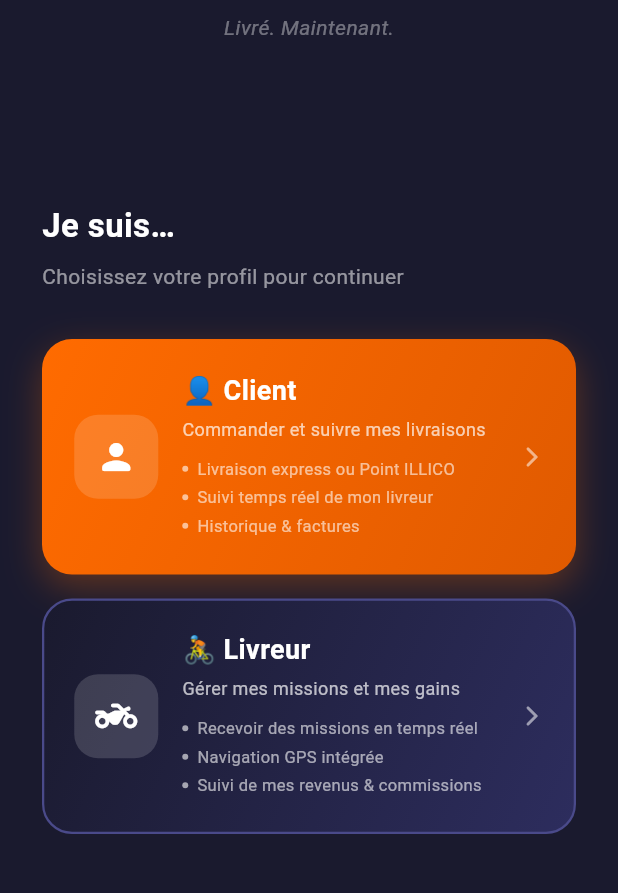
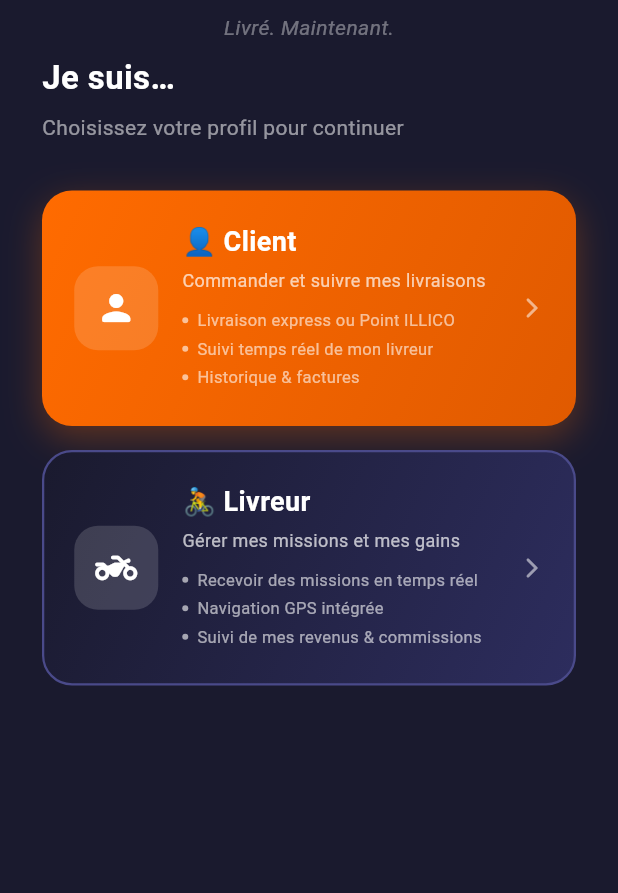
Before and after one commit to MohamedF2001/illico_projet, a Flutter app: the screen it shows after launch, on a phone screen of 412 x 824 dp, the part 342-1235 px from its top. Run offline on Flutter 3.47's test engine with Material 3 defaults, Android fonts, the phone set to English and light mode, and no system bars; our stand-ins replace dio, equatable, flutter_riverpod, fpdart, freezed_annotation, go_router and 1 more.

Commit message:
coté client

```diff
--- a/illico_mobile/lib/core/config/app_config.dart
+++ b/illico_mobile/lib/core/config/app_config.dart
@@ -17,7 +17,9 @@ class AppConfig {
   // Développement Android : http://10.0.2.2:3000/api
   // Développement iOS     : http://localhost:3000/api
   // Production            : https://illico-delivery.vercel.app/api
-  static const String baseUrl = 'http://10.0.2.2:3000/api';
+  //static const String baseUrl = 'http://10.0.2.2:3000/api';
+  //static const String baseUrl = 'http://localhost:3000/api';
+  static const String baseUrl = 'http://192.168.0.189:3000/api';
 
   static const String socketUrl = 'https://illico-delivery.vercel.app';
 
--- a/illico_mobile/lib/features/auth/presentation/pages/role_selection_page.dart
+++ b/illico_mobile/lib/features/auth/presentation/pages/role_selection_page.dart
@@ -17,6 +17,7 @@ class RoleSelectionPage extends StatelessWidget {
       body: SafeArea(
         child: Padding(
           padding: const EdgeInsets.symmetric(horizontal: 28),
+          child: SingleChildScrollView(
             child: Column(
               children: [
                 const SizedBox(height: 60),
@@ -64,7 +65,7 @@ class RoleSelectionPage extends StatelessWidget {
                   ),
                 ),
 
-              const Spacer(),
+                const SizedBox(height: 8),
 
                 // ── Titre ──────────────────────────────────────
                 const Align(
@@ -122,6 +123,7 @@ class RoleSelectionPage extends StatelessWidget {
 
                 const SizedBox(height: 40),
               ],
+            ),
           ),
         ),
       ),
```
Lines whose indentation alone changed are shown as unchanged.
